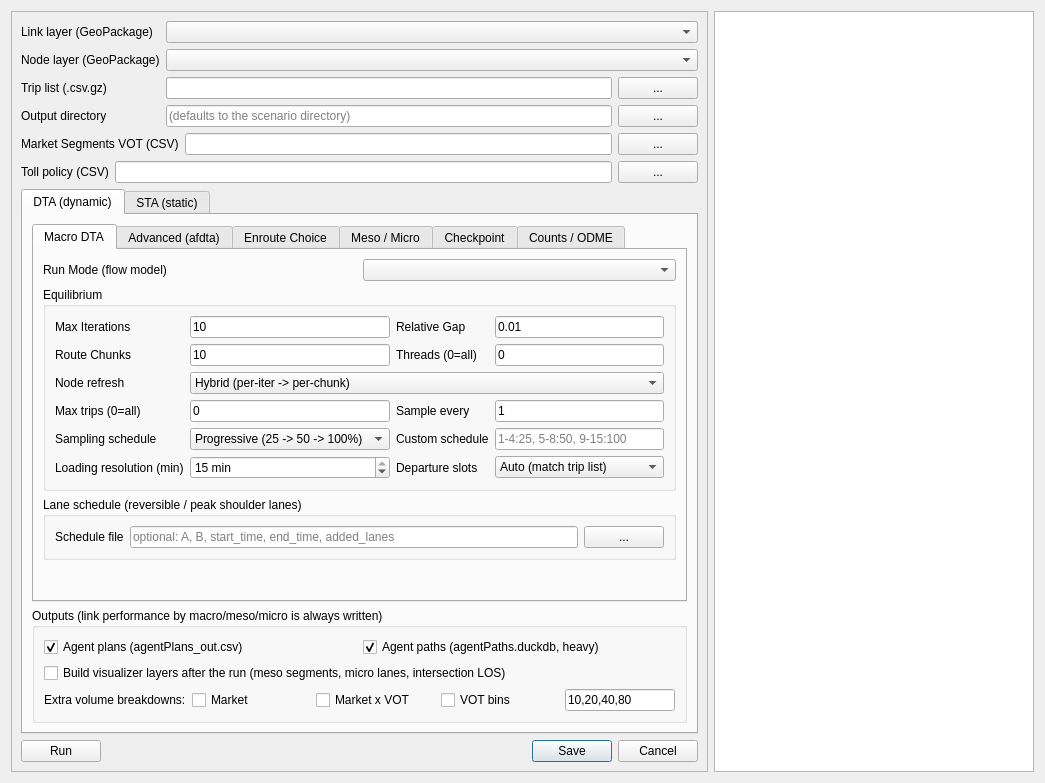
This is ui/hydra.ui in TSMv6/tsm_panel as Qt 5 draws it before an edit. The edited form follows.
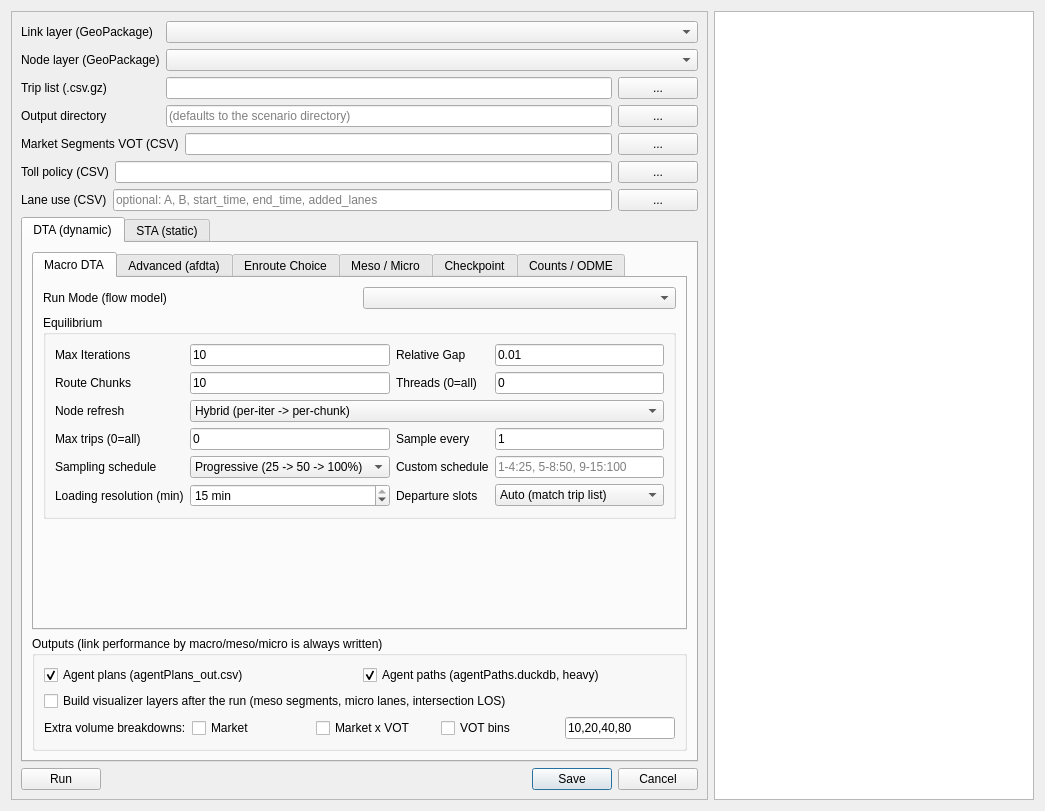
This is the edited form.

Commit message: HyDRA: Lane use (CSV) under Toll policy for STA and DTA; afdta rebuilt (3f5cc7e)

Patch:
```diff
--- a/ui/hydra.ui
+++ b/ui/hydra.ui
@@ -135,6 +135,34 @@
         </item>
        </layout>
       </item>
+      <item>
+       <layout class="QHBoxLayout" name="laneUseLayout">
+        <item>
+         <widget class="QLabel" name="label_LaneSchedule">
+          <property name="text">
+           <string>Lane use (CSV)</string>
+          </property>
+         </widget>
+        </item>
+        <item>
+         <widget class="QLineEdit" name="lineEdit_LaneSchedule">
+          <property name="placeholderText">
+           <string>optional: A, B, start_time, end_time, added_lanes</string>
+          </property>
+          <property name="toolTip">
+           <string>LANE_USE_FILE (STA and DTA): links whose lanes change by time of day -- reversible facilities and peak shoulder lanes. A negative added_lanes closes a reversible direction in that window; a positive one opens shoulder lanes.</string>
+          </property>
+         </widget>
+        </item>
+        <item>
+         <widget class="QPushButton" name="browse_LaneSchedule">
+          <property name="text">
+           <string>...</string>
+          </property>
+         </widget>
+        </item>
+       </layout>
+      </item>
       <item>
        <widget class="QTabWidget" name="tabWidget_Engine">
         <widget class="QWidget" name="page_DTA">
@@ -425,39 +453,6 @@
                 </layout>
                </widget>
               </item>
-              <item>
-               <widget class="QGroupBox" name="groupBox_LaneSchedule">
-                <property name="title">
-                 <string>Lane schedule (reversible / peak shoulder lanes)</string>
-                </property>
-                <layout class="QHBoxLayout" name="hLayout_laneSchedule">
-                 <item>
-                  <widget class="QLabel" name="label_LaneSchedule">
-                   <property name="text">
-                    <string>Schedule file</string>
-                   </property>
-                  </widget>
-                 </item>
-                 <item>
-                  <widget class="QLineEdit" name="lineEdit_LaneSchedule">
-                   <property name="placeholderText">
-                    <string>optional: A, B, start_time, end_time, added_lanes</string>
-                   </property>
-                   <property name="toolTip">
-                    <string>CAPACITY_FILE: links whose lanes change by time of day. A negative added_lanes closes a reversible direction in that window; a positive one opens shoulder lanes.</string>
-                   </property>
-                  </widget>
-                 </item>
-                 <item>
-                  <widget class="QPushButton" name="browse_LaneSchedule">
-                   <property name="text">
-                    <string>...</string>
-                   </property>
-                  </widget>
-                 </item>
-                </layout>
-               </widget>
-              </item>
               <item>
                <spacer name="page_DTA_EngineSpacer">
                 <property name="orientation">
```
The commit also changes 5 other files.
